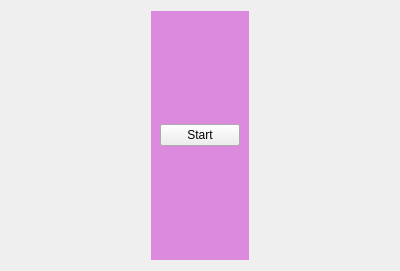
Above: resources/welcome_view.ui from mwegrzyn2311/TrafficSim before the change. Below: the same form after it.
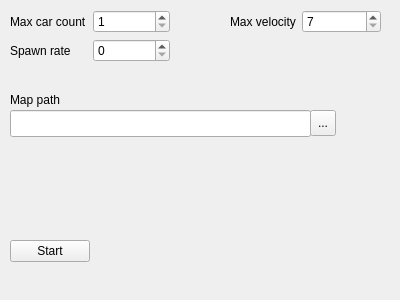
That is the form after the change.

Patch:
```diff
--- a/resources/welcome_view.ui
+++ b/resources/welcome_view.ui
@@ -7,7 +7,7 @@
     <x>0</x>
     <y>0</y>
     <width>400</width>
-    <height>271</height>
+    <height>300</height>
    </rect>
   </property>
   <property name="sizePolicy">
@@ -19,24 +19,47 @@
   <property name="windowTitle">
    <string>Form</string>
   </property>
-  <layout class="QGridLayout" name="gridLayout">
-   <item row="0" column="0">
     <widget class="QWidget" name="verticalWidget" native="true">
+   <property name="geometry">
+    <rect>
+     <x>10</x>
+     <y>216</y>
+     <width>381</width>
+     <height>71</height>
+    </rect>
+   </property>
      <property name="sizePolicy">
-      <sizepolicy hsizetype="Maximum" vsizetype="Maximum">
+    <sizepolicy hsizetype="Expanding" vsizetype="Expanding">
        <horstretch>0</horstretch>
        <verstretch>0</verstretch>
       </sizepolicy>
      </property>
+   <property name="layoutDirection">
+    <enum>Qt::RightToLeft</enum>
+   </property>
      <property name="styleSheet">
-      <string notr="true">#verticalWidget{
-background-color:rgb(220, 138, 221)
-}</string>
+    <string notr="true"/>
      </property>
      <layout class="QGridLayout" name="gridLayout_2">
       <property name="sizeConstraint">
        <enum>QLayout::SetMaximumSize</enum>
       </property>
+    <item row="6" column="0">
+     <spacer name="verticalSpacer_2">
+      <property name="orientation">
+       <enum>Qt::Vertical</enum>
+      </property>
+      <property name="sizeType">
+       <enum>QSizePolicy::Preferred</enum>
+      </property>
+      <property name="sizeHint" stdset="0">
+       <size>
+        <width>20</width>
+        <height>40</height>
+       </size>
+      </property>
+     </spacer>
+    </item>
       <item row="0" column="0">
        <spacer name="verticalSpacer">
         <property name="orientation">
@@ -53,7 +76,7 @@
         </property>
        </spacer>
       </item>
-      <item row="1" column="0">
+    <item row="4" column="0">
        <widget class="QPushButton" name="start">
         <property name="sizePolicy">
          <sizepolicy hsizetype="Maximum" vsizetype="Maximum">
@@ -67,31 +90,123 @@
           <height>0</height>
          </size>
         </property>
+      <property name="layoutDirection">
+       <enum>Qt::RightToLeft</enum>
+      </property>
         <property name="text">
          <string>Start</string>
         </property>
        </widget>
       </item>
-      <item row="2" column="0">
-       <spacer name="verticalSpacer_2">
-        <property name="orientation">
-         <enum>Qt::Vertical</enum>
-        </property>
-        <property name="sizeType">
-         <enum>QSizePolicy::Preferred</enum>
-        </property>
-        <property name="sizeHint" stdset="0">
-         <size>
-          <width>20</width>
-          <height>40</height>
-         </size>
-        </property>
-       </spacer>
-      </item>
-     </layout>
-    </widget>
-   </item>
-  </layout>
+   </layout>
+  </widget>
+  <widget class="QWidget" name="formLayoutWidget">
+   <property name="geometry">
+    <rect>
+     <x>10</x>
+     <y>10</y>
+     <width>160</width>
+     <height>71</height>
+    </rect>
+   </property>
+   <layout class="QFormLayout" name="formLayout">
+    <item row="0" column="0">
+     <widget class="QLabel" name="label">
+      <property name="text">
+       <string>Max car count</string>
+      </property>
+     </widget>
+    </item>
+    <item row="0" column="1">
+     <widget class="QSpinBox" name="max_car_count">
+      <property name="minimum">
+       <number>1</number>
+      </property>
+      <property name="maximum">
+       <number>300</number>
+      </property>
+      <property name="stepType">
+       <enum>QAbstractSpinBox::DefaultStepType</enum>
+      </property>
+     </widget>
+    </item>
+    <item row="1" column="0">
+     <widget class="QLabel" name="label_2">
+      <property name="text">
+       <string>Spawn rate</string>
+      </property>
+     </widget>
+    </item>
+    <item row="1" column="1">
+     <widget class="QSpinBox" name="spawn_rate"/>
+    </item>
+   </layout>
+  </widget>
+  <widget class="QWidget" name="formLayoutWidget_2">
+   <property name="geometry">
+    <rect>
+     <x>230</x>
+     <y>10</y>
+     <width>151</width>
+     <height>71</height>
+    </rect>
+   </property>
+   <layout class="QFormLayout" name="formLayout_2">
+    <item row="0" column="0">
+     <widget class="QLabel" name="label_3">
+      <property name="text">
+       <string>Max velocity</string>
+      </property>
+     </widget>
+    </item>
+    <item row="0" column="1">
+     <widget class="QSpinBox" name="max_velocity">
+      <property name="minimum">
+       <number>7</number>
+      </property>
+      <property name="maximum">
+       <number>15</number>
+      </property>
+     </widget>
+    </item>
+   </layout>
+  </widget>
+  <widget class="QLabel" name="label_4">
+   <property name="geometry">
+    <rect>
+     <x>10</x>
+     <y>90</y>
+     <width>66</width>
+     <height>19</height>
+    </rect>
+   </property>
+   <property name="text">
+    <string>Map path</string>
+   </property>
+  </widget>
+  <widget class="QLineEdit" name="map_path">
+   <property name="geometry">
+    <rect>
+     <x>10</x>
+     <y>110</y>
+     <width>301</width>
+     <height>27</height>
+    </rect>
+   </property>
+  </widget>
+  <widget class="QToolButton" name="map_path_browse">
+   <property name="geometry">
+    <rect>
+     <x>310</x>
+     <y>110</y>
+     <width>26</width>
+     <height>26</height>
+    </rect>
+   </property>
+   <property name="text">
+    <string>...</string>
+   </property>
+  </widget>
  </widget>
  <resources/>
  <connections>
```
Left out of the diff: 6 changed lines with no effect on the pictures. Lines whose indentation alone changed are shown as unchanged.
